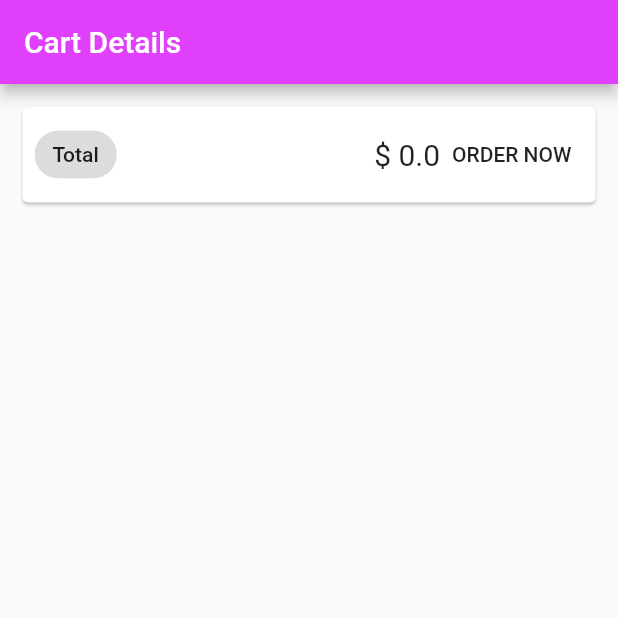
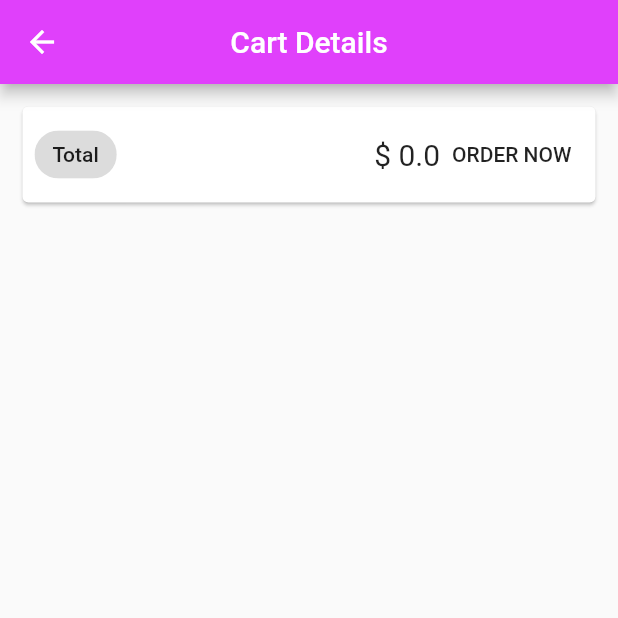
Before and after one commit to nikhilmeria/flutter_2.0_prac, a Flutter app: the screen it shows once a user with an empty profile is signed in, in the side drawer, after a tap on "Cart", on a phone screen of 412 x 824 dp, the top half of it. Run offline on Flutter 3.47's test engine with Material 2 defaults, Android fonts, the phone set to English and light mode, and no system bars; our stand-ins replace firebase_auth, firebase_core, google_fonts, google_sign_in, rflutter_alert; missing offline and left inert: cloud_firestore_web, firebase_auth_web, firebase_core_web, google_sign_in_web; accounts and stored records are empty; network calls fail.

Commit message:
modified product screen with card layout

```diff
--- a/lib/learn-state-mngt-provider/screens/cartScreen.dart
+++ b/lib/learn-state-mngt-provider/screens/cartScreen.dart
@@ -13,6 +13,7 @@ class CartScreen extends StatelessWidget {
     return Scaffold(
       appBar: AppBar(
         title: Text('Cart Details'),
+        centerTitle: true,
       ),
       body: Column(
         children: <Widget>[
--- a/lib/learn-state-mngt-provider/screens/myAppScreen.dart
+++ b/lib/learn-state-mngt-provider/screens/myAppScreen.dart
@@ -11,12 +11,14 @@ class MyAppScreen extends StatelessWidget {
   @override
   Widget build(BuildContext context) {
     return Scaffold(
+      backgroundColor: Color(0xFF21BFBD),
       appBar: AppBar(
+        elevation: 0,
+        backgroundColor: Color(0xFF21BFBD),
         title: Text(
           "we2",
         ),
         centerTitle: true,
-        backgroundColor: Colors.lightBlue,
         actions: [
           Consumer(
             builder: (_, CartProvider cartData, Widget? child) => Badge(
@@ -54,7 +56,44 @@ class MyAppScreen extends StatelessWidget {
           return Provider.of<ProductProvider>(context, listen: false)
               .fetchProductsFromDB();
         },
-        child: ProductsScreen(),
+        child: Column(
+          children: [
+            SizedBox(height: 25.0),
+            Padding(
+              padding: EdgeInsets.only(left: 40.0),
+              child: Row(
+                children: <Widget>[
+                  Text(
+                    'Games',
+                    style: TextStyle(
+                      fontFamily: 'Montserrat',
+                      color: Colors.white,
+                      fontWeight: FontWeight.bold,
+                      fontSize: 25.0,
+                    ),
+                  ),
+                  SizedBox(width: 10.0),
+                  Text(
+                    'World',
+                    style: TextStyle(
+                        fontFamily: 'Montserrat',
+                        color: Colors.white,
+                        fontSize: 25.0),
+                  )
+                ],
+              ),
+            ),
+            SizedBox(height: 40.0),
+            Container(
+              height: MediaQuery.of(context).size.height - 175.0,
+              decoration: BoxDecoration(
+                color: Colors.white,
+                borderRadius: BorderRadius.only(topLeft: Radius.circular(75.0)),
+              ),
+              child: ProductsScreen(),
+            ),
+          ],
+        ),
       ),
     );
   }
--- a/lib/learn-state-mngt-provider/screens/orderScreen.dart
+++ b/lib/learn-state-mngt-provider/screens/orderScreen.dart
@@ -19,6 +19,7 @@ class OrderScreen extends StatelessWidget {
     return Scaffold(
       appBar: AppBar(
         title: Text('Order Details'),
+        centerTitle: true,
       ),
       drawer: AppDrawer(),
       body: Column(
--- a/lib/learn-state-mngt-provider/screens/productsScreen.dart
+++ b/lib/learn-state-mngt-provider/screens/productsScreen.dart
@@ -31,7 +31,7 @@ class ProductsScreen extends StatelessWidget {
             return productItems.length == 0
                 ? Center(child: Text('No Products in the DB'))
                 : GridView.builder(
-                    padding: const EdgeInsets.all(10.0),
+                    padding: const EdgeInsets.all(40.0),
                     itemCount: productItems.length,
                     itemBuilder: (ctx, index) => ProductItem(
                       productItems[index].id,
@@ -42,12 +42,12 @@ class ProductsScreen extends StatelessWidget {
                     ),
                     gridDelegate: SliverGridDelegateWithFixedCrossAxisCount(
                       crossAxisCount: 2,
-                      childAspectRatio: 3 / 2,
-                      crossAxisSpacing: 10,
+                      childAspectRatio: 1.8 / 2,
+                      crossAxisSpacing: 20,
                       mainAxisSpacing: 10,
                     ),
                   );
-          }
+          } //else
         } //else
       }, // builder
     );
--- a/lib/learn-state-mngt-provider/widgets/app_drawer.dart
+++ b/lib/learn-state-mngt-provider/widgets/app_drawer.dart
@@ -22,7 +22,7 @@ class AppDrawer extends StatelessWidget {
             leading: Icon(Icons.shopping_cart),
             title: Text('Cart'),
             onTap: () {
-              Navigator.of(context).pushReplacementNamed("/cartDetails");
+              Navigator.of(context).pushNamed("/cartDetails");
             },
           ),
           Divider(),
--- a/lib/main.dart
+++ b/lib/main.dart
@@ -11,11 +11,16 @@ import 'package:coffee_shop_ui/learn-state-mngt-provider/screens/productDetailsS
 import 'package:firebase_core/firebase_core.dart';
 
 import 'package:flutter/material.dart';
+import 'package:flutter/services.dart';
 import 'package:provider/provider.dart';
 
 void main() async {
   WidgetsFlutterBinding.ensureInitialized();
   await Firebase.initializeApp();
+  SystemChrome.setSystemUIOverlayStyle(SystemUiOverlayStyle(
+    systemNavigationBarColor: Color(0x000000), // navigation bar color
+    statusBarColor: Color(0xFF21BFBD), // status bar color
+  ));
   runApp(
     MultiProvider(
       providers: [
--- a/pubspec.yaml
+++ b/pubspec.yaml
@@ -39,6 +39,7 @@ dependencies:
  provider: ^5.0.0
  intl: ^0.17.0
  http: ^0.13.3
+ bottom_navy_bar: ^6.0.0
 
 dev_dependencies:
  flutter_test:
@@ -56,7 +57,7 @@ flutter:
 
  # To add assets to your application, add an assets section, like this:
  assets:
-  - images/
+  - assets/plate1.png
 
  # An image asset can refer to one or more resolution-specific "variants", see
  # https://flutter.dev/assets-and-images/#resolution-aware.
```
Also changed, not shown: lib/learn-state-mngt-provider/widgets/product_item.dart (+64 -33 lines), assets/plate1.png (added), pubspec.lock.
